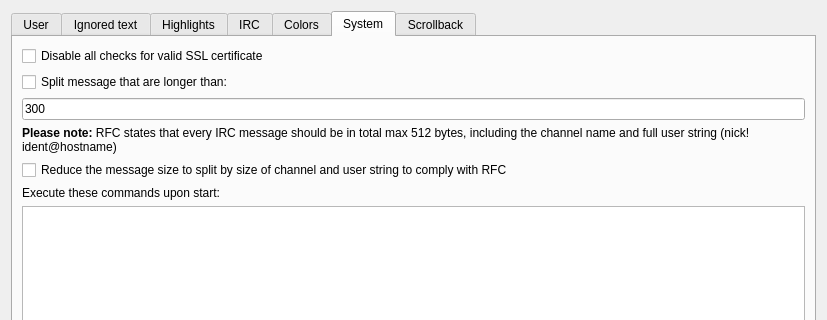
Old version of the form src/GrumpyIRC/preferenceswin.ui in the repository grumpy-irc/grumpy; both pictures show x 0 to 827 and y 0 to 320 of the 827 by 541 pixel window.
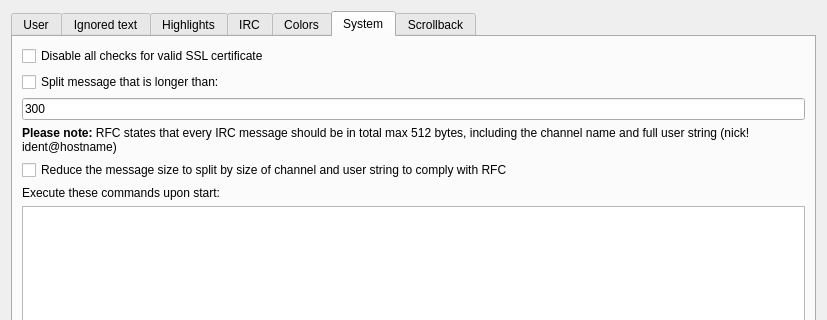
New version of the form. The open tabs and pages were chosen to show the change.

```diff
--- a/src/GrumpyIRC/preferenceswin.ui
+++ b/src/GrumpyIRC/preferenceswin.ui
@@ -627,7 +627,7 @@
        <item>
         <widget class="QCheckBox" name="checkBoxSplitMs">
          <property name="text">
-          <string>Split message that are longer than:</string>
+          <string>Split message that is longer than:</string>
          </property>
         </widget>
        </item>
```
